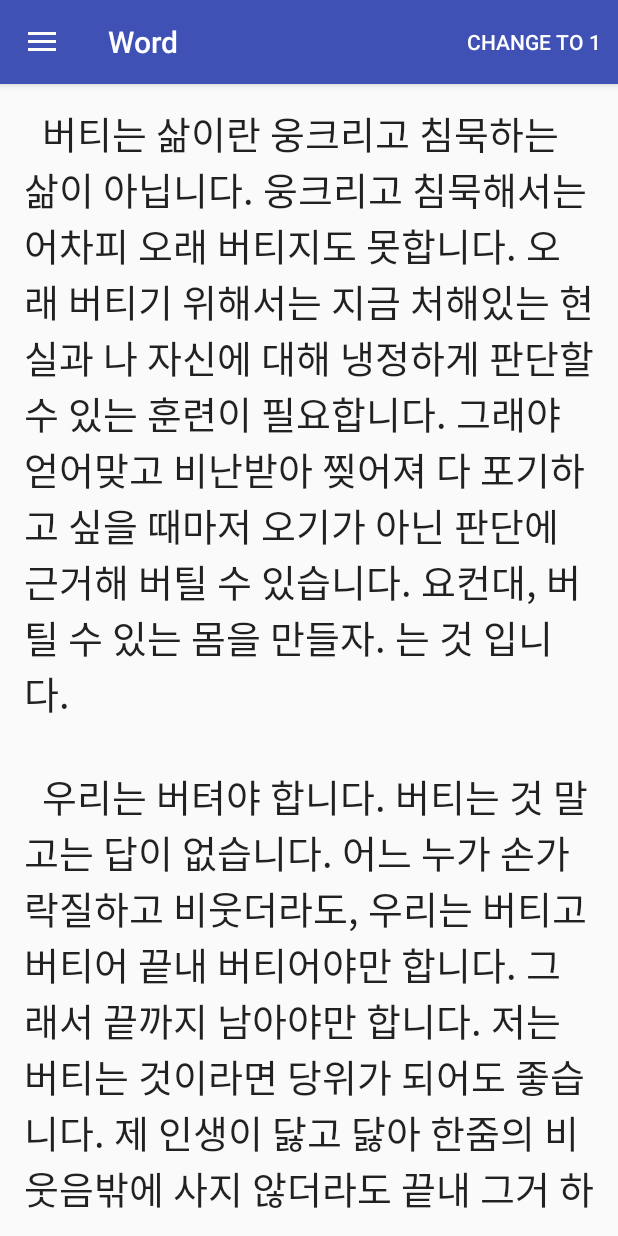
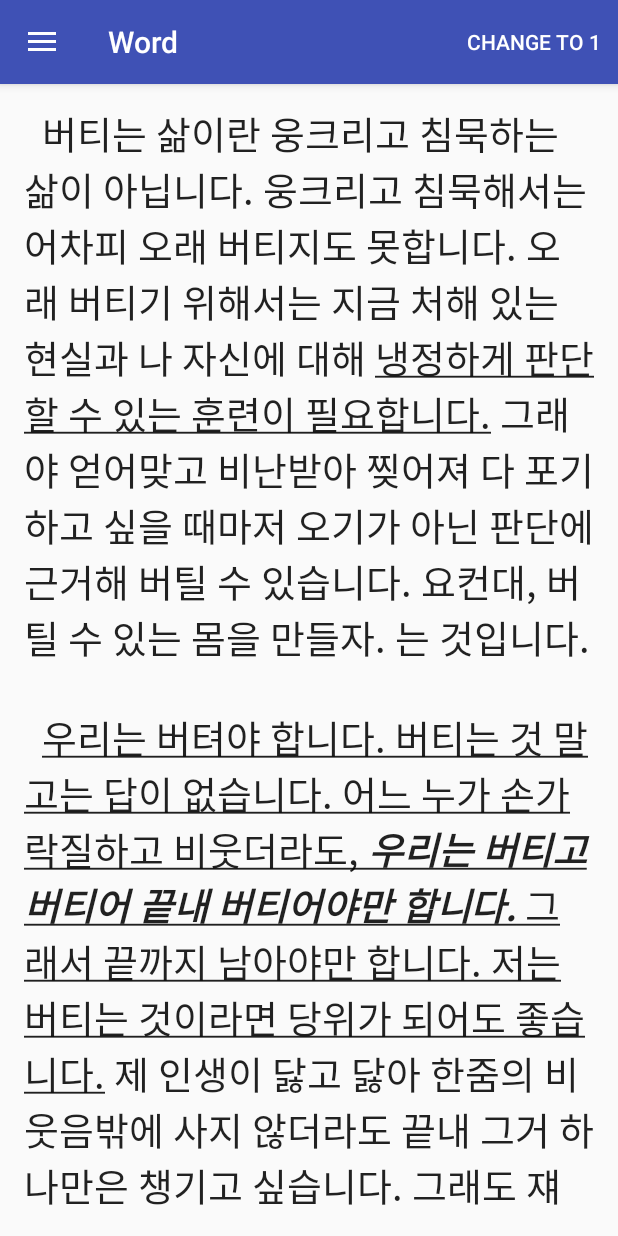
Before and after one commit to dev-siot/TouchSelectText-Android, an Android app: the screen it shows after launch (MainActivity), in the side drawer, after a tap on "Word", on a phone screen of 412 x 824 dp. Run offline under Robolectric (Android 15) with nearby library versions, the phone set to English and light mode, and no system bars; our stand-ins replace ButterKnife, Timber; 1 statement that could not run was skipped.

Commit message:
Add Highlight words to Test Text case 1

```diff
--- a/app/src/main/java/com/jfsiot/touchselect/touchselecttest/fragment/SelectableFragment.java
+++ b/app/src/main/java/com/jfsiot/touchselect/touchselecttest/fragment/SelectableFragment.java
@@ -1,12 +1,15 @@
 package com.jfsiot.touchselect.touchselecttest.fragment;
 
 import android.app.Fragment;
+import android.graphics.Typeface;
 import android.os.Bundle;
+import android.os.Parcel;
 import android.support.annotation.Nullable;
 import android.text.SpannableString;
 import android.text.SpannableStringBuilder;
 import android.text.Spanned;
 import android.text.style.CharacterStyle;
+import android.text.style.StyleSpan;
 import android.text.style.UnderlineSpan;
 import android.view.ActionMode;
 import android.view.LayoutInflater;
@@ -79,16 +82,23 @@ public abstract class SelectableFragment extends Fragment implements View.OnTouc
         }
         this.editText.setText(text);
         free();
-        if(adjustSpannalbe && ((MainActivity) getActivity()).getCurrentTextStatue() == 1){
+        if(adjustSpannalbe){
+            if(((MainActivity) getActivity()).getCurrentTextStatue() == 1) {
                 SpannableStringBuilder builder = new SpannableStringBuilder(text);
                 builder.setSpan(new UnderlineSpan(), 97, 100, Spanned.SPAN_EXCLUSIVE_EXCLUSIVE);
                 builder.setSpan(new UnderlineSpan(), 188, 196, Spanned.SPAN_EXCLUSIVE_EXCLUSIVE);
                 builder.setSpan(new UnderlineSpan(), 324, 409, Spanned.SPAN_EXCLUSIVE_EXCLUSIVE);
-            Timber.d("text index : %s %s", text.indexOf("쉽게 이용할"),  text.indexOf("공공 데이터 포털 사이트에서는"));
                 builder.setSpan(new UnderlineSpan(), 532, 559, Spanned.SPAN_EXCLUSIVE_EXCLUSIVE);
                 builder.setSpan(new UnderlineSpan(), 606, 835, Spanned.SPAN_EXCLUSIVE_EXCLUSIVE);
                 builder.setSpan(new UnderlineSpan(), 839, 918, Spanned.SPAN_EXCLUSIVE_EXCLUSIVE);
                 this.editText.setText(builder);
+            }else if(((MainActivity) getActivity()).getCurrentTextStatue() == 0){
+                SpannableStringBuilder builder = new SpannableStringBuilder(text);
+                builder.setSpan(new UnderlineSpan(), 92, 116, Spanned.SPAN_EXCLUSIVE_EXCLUSIVE);
+                builder.setSpan(new StyleSpan(Typeface.BOLD | Typeface.ITALIC), 259, 284, Spanned.SPAN_EXCLUSIVE_EXCLUSIVE);
+                builder.setSpan(new UnderlineSpan(), 207, 328, Spanned.SPAN_EXCLUSIVE_EXCLUSIVE);
+                this.editText.setText(builder);
+            }
         }
     }
 
--- a/app/src/main/res/values/string_case1.xml
+++ b/app/src/main/res/values/string_case1.xml
@@ -261,6 +261,7 @@
         <item>"지금"</item>
         <item>" "</item>
         <item>"처해"</item>
+        <item>" "</item>
         <item>"있는"</item>
         <item>" "</item>
         <item>"현실"</item>
@@ -336,7 +337,7 @@
         <item>" "</item>
         <item>"는"</item>
         <item>" "</item>
-        <item>"것 입니다."</item>
+        <item>"것입니다."</item>
         <item>"\n\n"</item>
         <item>" "</item>
         <item>" "</item>
```
Lines whose indentation alone changed are shown as unchanged.
